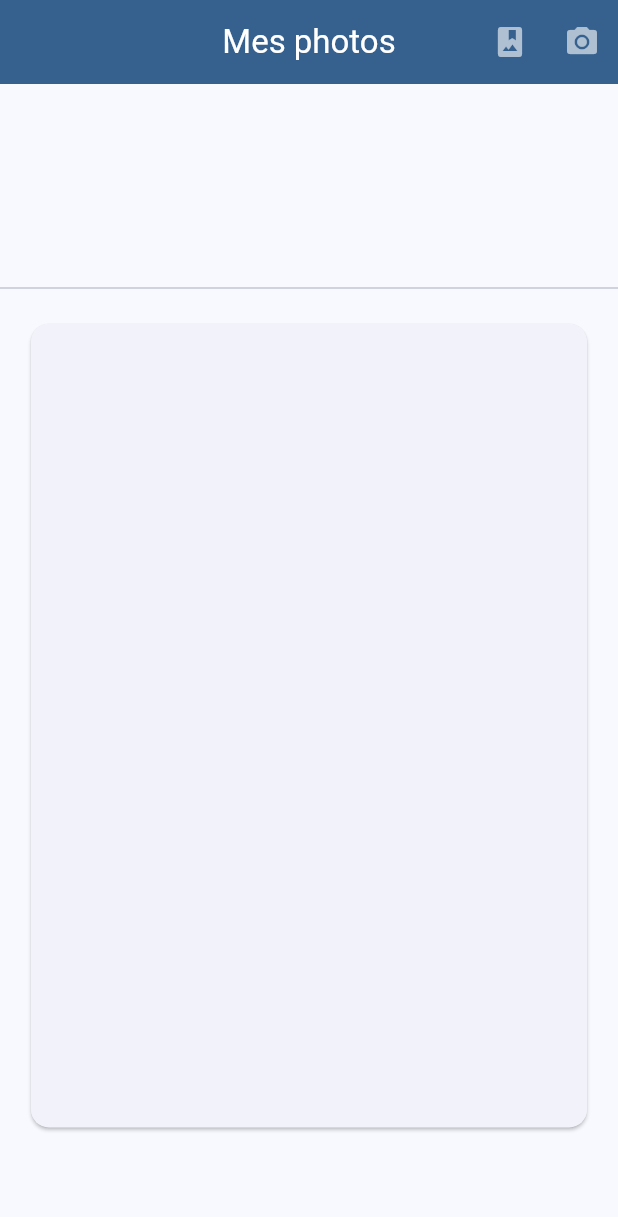
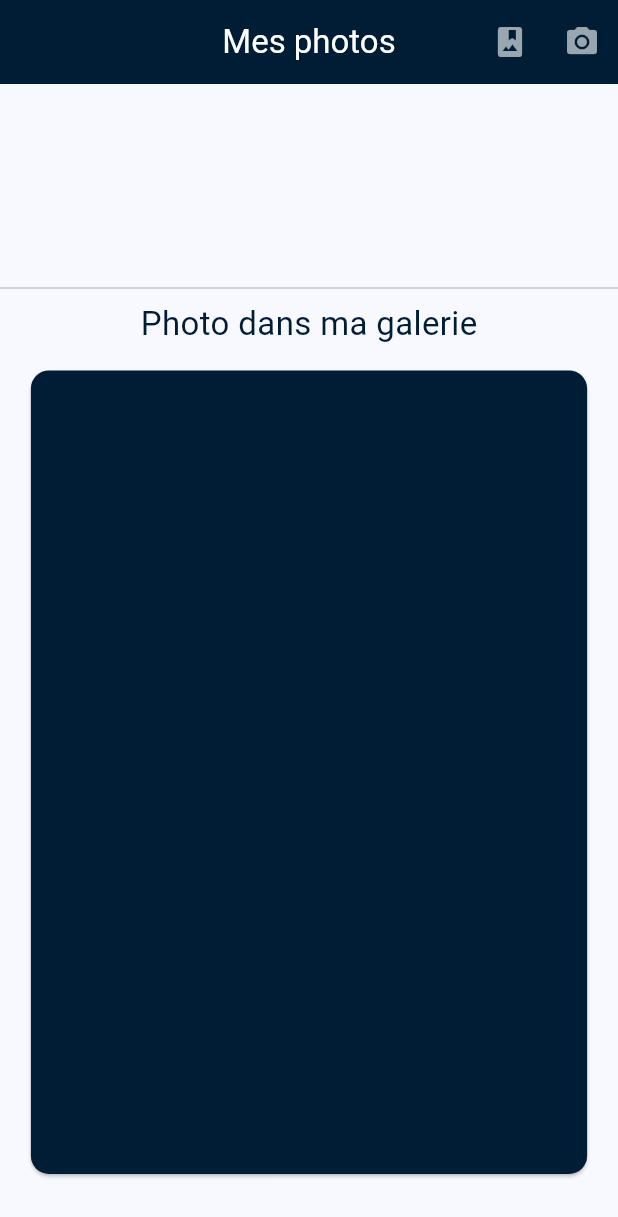
Before and after one commit to KaserekaKighunda/My_photos, a Flutter app: the screen it shows after launch, on a phone screen of 412 x 824 dp. Shown: the top 1217 px of the screen. Run offline on Flutter 3.47's test engine with Material 3 defaults, Android fonts, the phone set to English and light mode, and no system bars; our stand-ins replace image_picker.

Commit message:
new modification

```diff
--- a/lib/main.dart
+++ b/lib/main.dart
@@ -37,6 +37,7 @@
 class _MyHomePageState extends State<MyHomePage> {
   List<File> _images = [];
   int _index = 0;
+
   Future<void> _pickImage({required ImageSource source}) async {
     ImagePicker picker = ImagePicker();
     XFile? xFile = await picker.pickImage(source: source);
@@ -68,7 +69,7 @@
     final Size size = MediaQuery.of(context).size;
     return Scaffold(
       appBar: AppBar(
-        backgroundColor: Theme.of(context).colorScheme.primary,
+        backgroundColor: Theme.of(context).colorScheme.onPrimaryFixed,
         title: Text(widget.title, style: TextStyle(color: Colors.white)),
         centerTitle: true,
         actions: [
@@ -110,9 +111,16 @@
               ),
             ),
             Divider(),
+            Text(
+              "Photo dans ma galerie",
+              style: TextStyle(
+                color: Theme.of(context).colorScheme.onPrimaryFixed,
+                fontSize: 22,
+              ),
+            ),
             Card(
               clipBehavior: Clip.antiAlias,
-              //color: Theme.of(context).colorScheme.onPrimary,
+              color: Theme.of(context).colorScheme.onPrimaryFixed,
               margin: EdgeInsets.all(16),
               child: Container(
                 height: size.width * 1.3,
@@ -121,7 +129,8 @@
                     ? Image.file(_images[_index], fit: BoxFit.cover)
                     : SizedBox(
                         height: size.width * 0.7,
-                        )),
+                      ),
+              ),
             )
           ],
         ),
```
Lines whose indentation alone changed are shown as unchanged.
